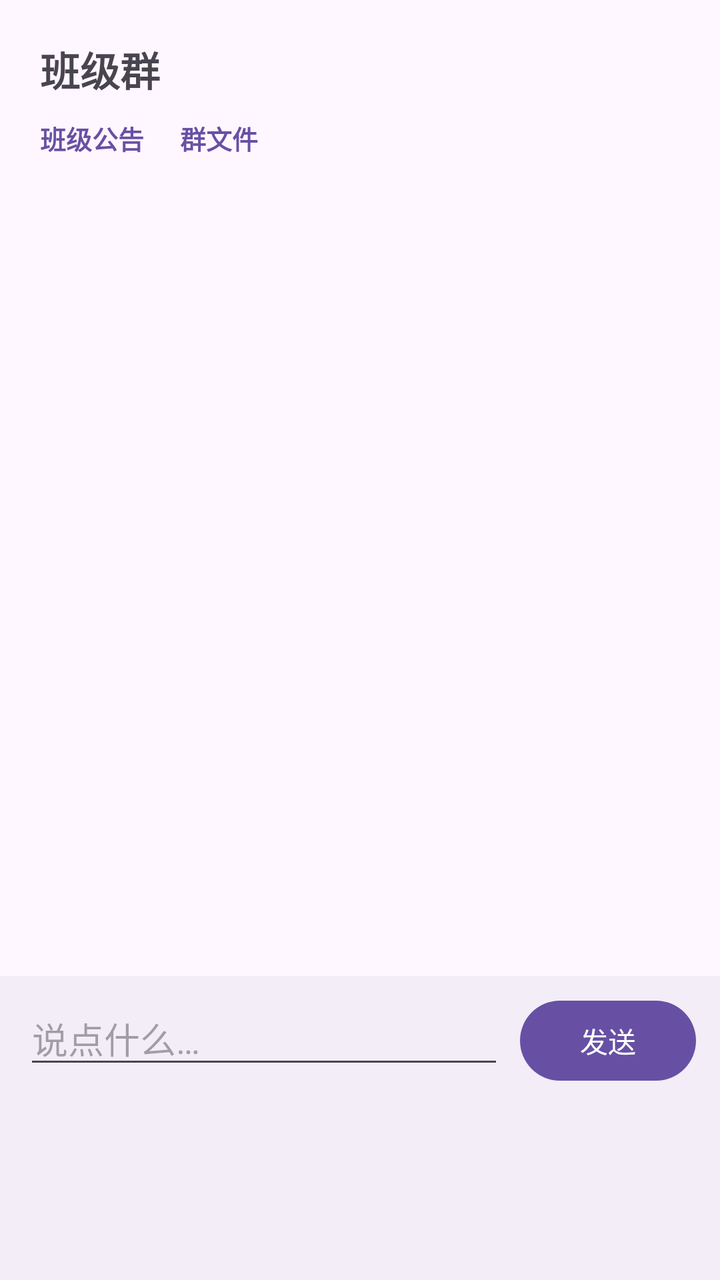
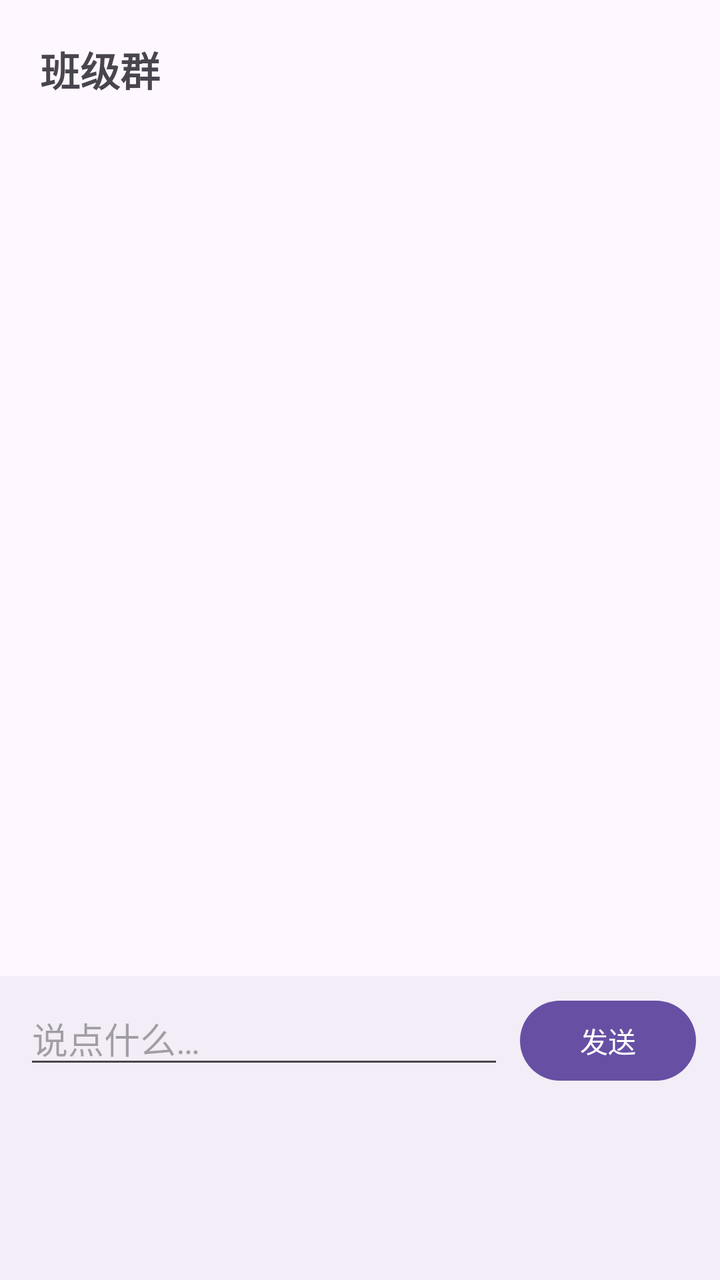

Two renders of the same Android screen: before a commit and after it. Below are the layout's source before the change and the commit's diff.
<!-- AndroidManifest.xml: application theme Theme.Keyou -->
<!-- res/layout/page_chat.xml -->
<?xml version="1.0" encoding="utf-8"?>
<LinearLayout xmlns:android="http://schemas.android.com/apk/res/android"
    android:layout_width="match_parent"
    android:layout_height="match_parent"
    android:orientation="vertical">

    <LinearLayout
        android:layout_width="match_parent"
        android:layout_height="wrap_content"
        android:orientation="vertical"
        android:paddingHorizontal="20dp"
        android:paddingTop="20dp"
        android:paddingBottom="8dp">

        <TextView
            android:layout_width="wrap_content"
            android:layout_height="wrap_content"
            android:text="@string/chat_title"
            android:textSize="20sp"
            android:textStyle="bold" />

        
        <LinearLayout
            android:layout_width="wrap_content"
            android:layout_height="wrap_content"
            android:layout_marginTop="4dp"
            android:orientation="horizontal">

            <TextView
                android:id="@+id/btn_chat_notice"
                android:layout_width="wrap_content"
                android:layout_height="wrap_content"
                android:background="?attr/selectableItemBackgroundBorderless"
                android:clickable="true"
                android:focusable="true"
                android:paddingVertical="6dp"
                android:paddingEnd="18dp"
                android:text="@string/chat_entry_notice"
                android:textColor="?attr/colorPrimary"
                android:textSize="13sp"
                android:textStyle="bold" />

            <TextView
                android:id="@+id/btn_chat_files"
                android:layout_width="wrap_content"
                android:layout_height="wrap_content"
                android:background="?attr/selectableItemBackgroundBorderless"
                android:clickable="true"
                android:focusable="true"
                android:paddingVertical="6dp"
                android:paddingEnd="18dp"
                android:text="@string/chat_entry_files"
                android:textColor="?attr/colorPrimary"
                android:textSize="13sp"
                android:textStyle="bold" />

</LinearLayout>
    </LinearLayout>

    <androidx.recyclerview.widget.RecyclerView
        android:id="@+id/rv_messages"
        android:layout_width="match_parent"
        android:layout_height="0dp"
        android:layout_weight="1"
        android:clipToPadding="false"
        android:padding="16dp" />

    
    <LinearLayout
        android:layout_width="match_parent"
        android:layout_height="wrap_content"
        android:orientation="horizontal"
        android:paddingHorizontal="12dp"
        android:paddingTop="8dp"
        android:paddingBottom="96dp"
        android:background="?attr/colorSurfaceContainer">

        <EditText
            android:id="@+id/et_message"
            android:layout_width="0dp"
            android:layout_height="wrap_content"
            android:layout_weight="1"
            android:hint="@string/chat_input_hint"
            android:imeOptions="actionSend"
            android:inputType="text"
            android:maxLines="1"
            android:layout_marginEnd="8dp" />

        <Button
            android:id="@+id/btn_send"
            android:layout_width="wrap_content"
            android:layout_height="wrap_content"
            android:text="@string/chat_send" />
    </LinearLayout>

</LinearLayout>
<!-- resources referenced by this layout -->
<resources>
  <string name="chat_entry_files">群文件</string>
  <string name="chat_entry_notice">班级公告</string>
  <string name="chat_input_hint">说点什么…</string>
  <string name="chat_send">发送</string>
  <string name="chat_title">班级群</string>
  <style name="Theme.Keyou" parent="Theme.Material3.DayNight.NoActionBar" />
</resources>

<!-- the commit's change to res/layout/page_chat.xml (unified diff, before → after) -->
@@ -19,42 +19,6 @@
             android:textSize="20sp"
             android:textStyle="bold" />
 
-        
-        <LinearLayout
-            android:layout_width="wrap_content"
-            android:layout_height="wrap_content"
-            android:layout_marginTop="4dp"
-            android:orientation="horizontal">
-
-            <TextView
-                android:id="@+id/btn_chat_notice"
-                android:layout_width="wrap_content"
-                android:layout_height="wrap_content"
-                android:background="?attr/selectableItemBackgroundBorderless"
-                android:clickable="true"
-                android:focusable="true"
-                android:paddingVertical="6dp"
-                android:paddingEnd="18dp"
-                android:text="@string/chat_entry_notice"
-                android:textColor="?attr/colorPrimary"
-                android:textSize="13sp"
-                android:textStyle="bold" />
-
-            <TextView
-                android:id="@+id/btn_chat_files"
-                android:layout_width="wrap_content"
-                android:layout_height="wrap_content"
-                android:background="?attr/selectableItemBackgroundBorderless"
-                android:clickable="true"
-                android:focusable="true"
-                android:paddingVertical="6dp"
-                android:paddingEnd="18dp"
-                android:text="@string/chat_entry_files"
-                android:textColor="?attr/colorPrimary"
-                android:textSize="13sp"
-                android:textStyle="bold" />
-
-</LinearLayout>
     </LinearLayout>
 
     <androidx.recyclerview.widget.RecyclerView
<!-- resource entries referenced after the edit -->
@@ -1,7 +1,5 @@
 <!-- resources referenced by this layout -->
 <resources>
-  <string name="chat_entry_files">群文件</string>
-  <string name="chat_entry_notice">班级公告</string>
   <string name="chat_input_hint">说点什么…</string>
   <string name="chat_send">发送</string>
   <string name="chat_title">班级群</string>
